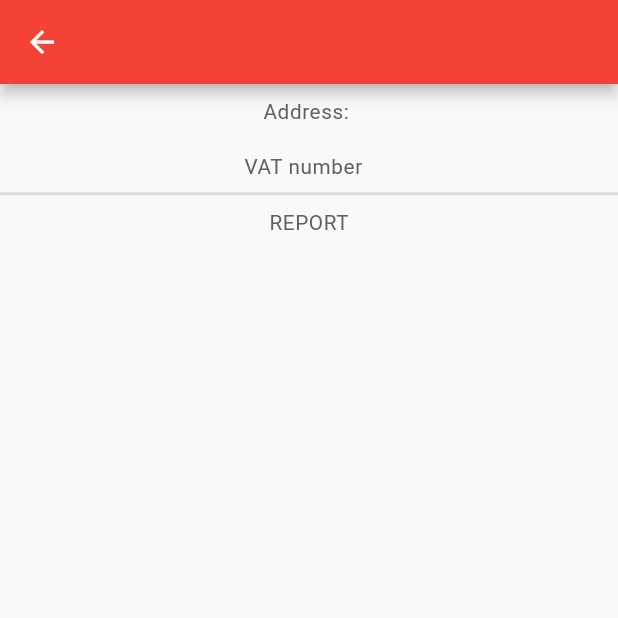
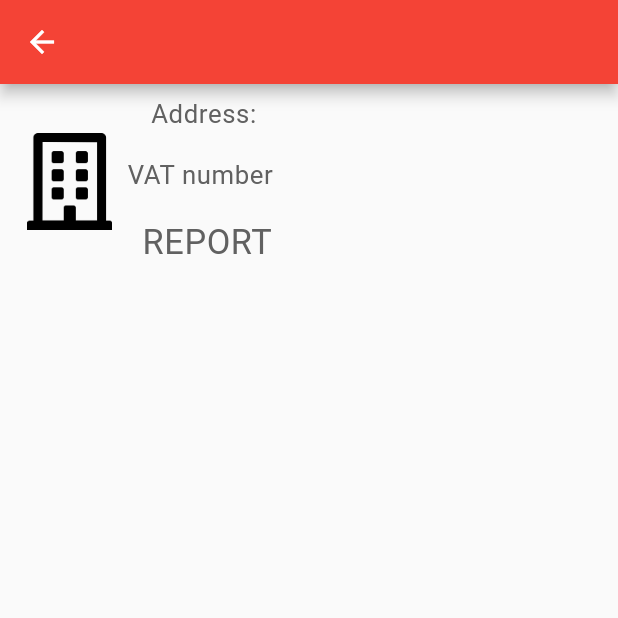
Before and after one commit to Danilospano00/Report-Visita, a Flutter app: the AziendaDettaglio screen opened directly with empty values, on a phone screen of 412 x 824 dp, the top half of it. Run offline on Flutter 3.47's test engine with Material 2 defaults, Android fonts, the phone set to English and light mode, and no system bars; drawn by our look-alikes of auto_size_text; our stand-ins replace azlistview, contacts_service, file_picker, firebase_auth, firebase_core, firebase_crashlytics and 19 more; missing offline and left inert: flutter_map_marker_cluster, in_app_purchase_android, in_app_purchase_ios, linkedin_login, places_service, shape_of_view_null_safe and 1 more; accounts and stored records are empty; generated files the repository leaves out were written again; statements that could not run were skipped.

```diff
--- a/lib/Screen/DettaglioAzienda.dart
+++ b/lib/Screen/DettaglioAzienda.dart
@@ -40,9 +40,16 @@ class AziendaDettaglioPageState extends State<AziendaDettaglio> {
       body: SingleChildScrollView(
         child: Column(
           children: [
+            Row(
+              children: [
+                Padding(
+                  padding: EdgeInsets.only(left:16.w),
+                  child: Image.asset(
+                    "assets/palazzo.png",
+                    height: 50.h,
+                  ),
+                ),
                 Column(
-              crossAxisAlignment: CrossAxisAlignment.center,
-              mainAxisAlignment: MainAxisAlignment.center,
                   children: [
                     Padding(
                       padding: EdgeInsets.all(8.0.h),
@@ -53,7 +60,7 @@ class AziendaDettaglioPageState extends State<AziendaDettaglio> {
                                 widget.azienda.indirizzo! : "--"),
                         textAlign: TextAlign.left,
                         style: TextStyle(
-                      fontSize: 12.075892.sp,
+                          fontSize: 15.sp,
                           fontWeight: FontWeight.w400,
                           letterSpacing: 0.4,
                           color: Colors.grey[700],
@@ -67,7 +74,7 @@ class AziendaDettaglioPageState extends State<AziendaDettaglio> {
                             " ${widget.azienda.partitaIva ?? "--"} ",
                         textAlign: TextAlign.left,
                         style: TextStyle(
-                      fontSize: 12.075892.sp,
+                          fontSize: 15.sp,
                           fontWeight: FontWeight.w400,
                           letterSpacing: 0.4,
                           color: Colors.grey[700],
@@ -84,12 +91,14 @@ class AziendaDettaglioPageState extends State<AziendaDettaglio> {
                         "REPORT",
                         textAlign: TextAlign.left,
                         style: TextStyle(
-                      fontSize: 12.075892.sp,
+                          fontSize: 20.sp,
                           fontWeight: FontWeight.w400,
                           letterSpacing: 0.4,
                           color: Colors.grey[700],
                         ),
                       ),
+                    ),
+                  ],
                 ),
               ],
             ),
--- a/lib/Screen/ListaAziende.dart
+++ b/lib/Screen/ListaAziende.dart
@@ -1,6 +1,3 @@
-import 'dart:async';
-import 'package:intl/intl.dart';
-
 import 'package:auto_size_text/auto_size_text.dart';
 import 'package:azlistview/azlistview.dart';
 import 'package:flutter/gestures.dart';
--- a/lib/generateFromtoJson/genetareFormtoJson.dart
+++ b/lib/generateFromtoJson/genetareFormtoJson.dart
@@ -2834,6 +2834,7 @@ class _GeneratorFromToJsonState extends State<GeneratorFormToJson> {
                       style: TextStyle(color: rvTheme.canvasColor),
                     ),
                     onPressed: () async {
+                      Navigator.pop(context);
                       File file = await PdfApi.generatePdf(generateExportText(),
                           widget.initialReport!.azienda.target!.nome!);
                       print(checkboxExportValue);
--- a/pubspec.yaml
+++ b/pubspec.yaml
@@ -88,7 +88,7 @@ dependencies:
   sign_in_with_apple: ^3.3.0
   crypto: ^3.0.1
   linkedin_login: ^2.0.1
-  #sign_in_apple: ^2.0.0
+  sign_in_apple: ^2.0.0
 
 
 
```
Also changed, not shown: lib/Screen/HomePage.dart (+11 -19 lines). Lines whose indentation alone changed are shown as unchanged.
